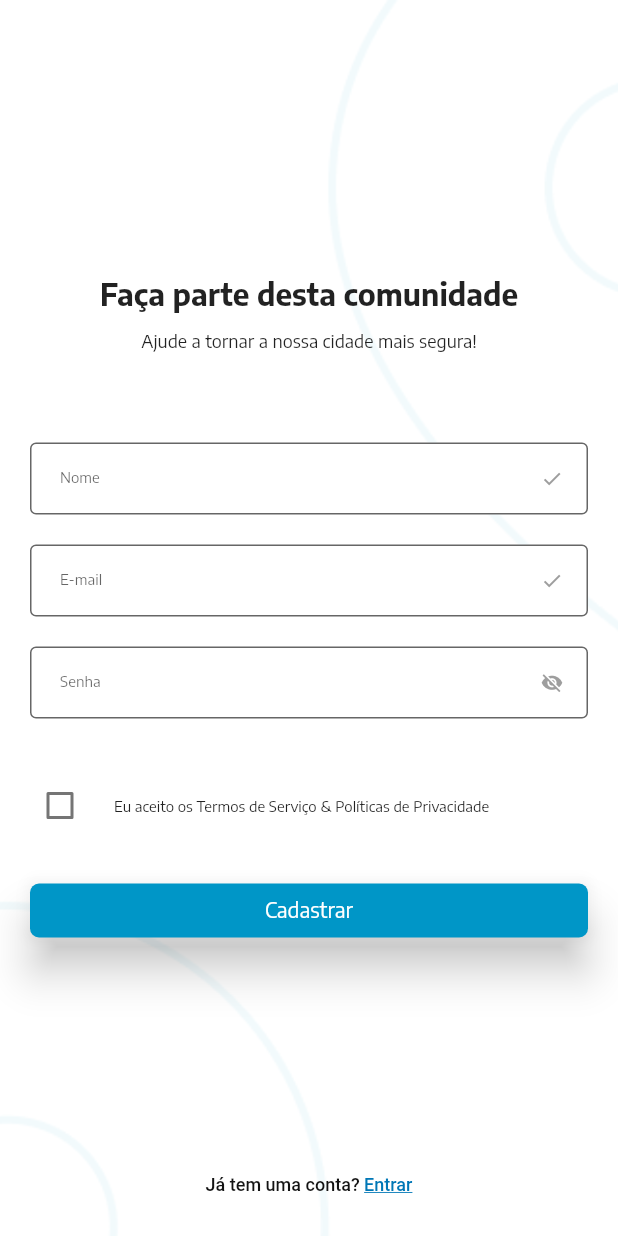
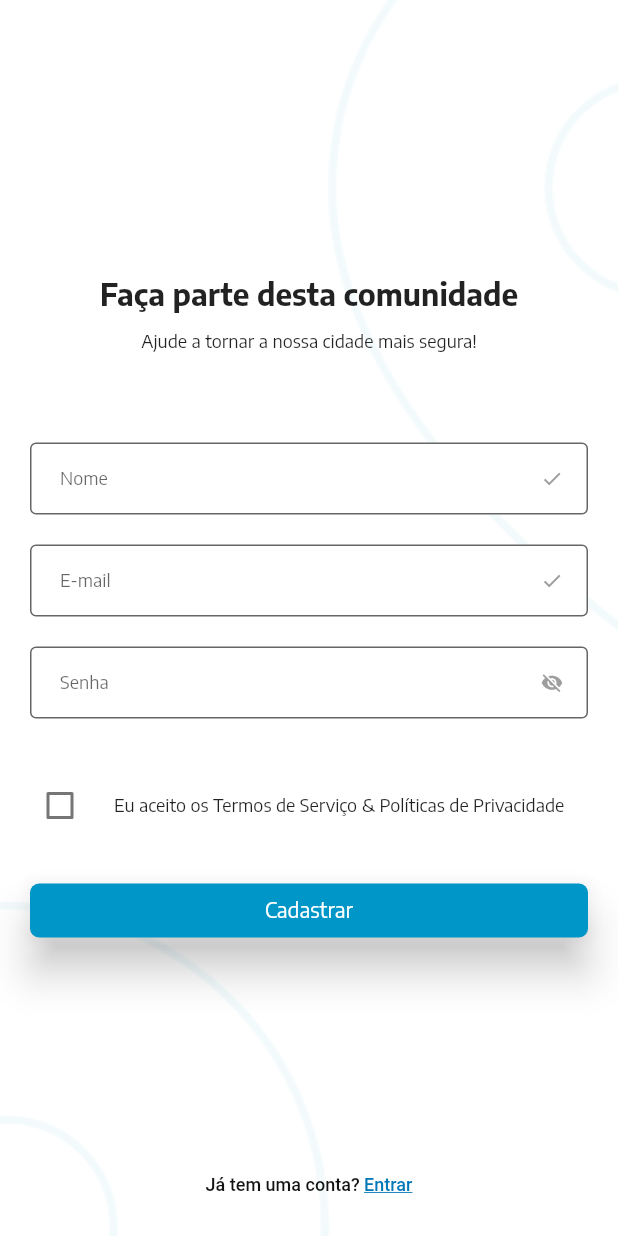
Before and after one commit to luizdebem/ponto-seguro-mobile, a Flutter app: the screen it shows after launch, after a tap on an icon or button, on a phone screen of 412 x 824 dp. Run offline on Flutter 3.47's test engine with Material 2 defaults, Android fonts, the light colour scheme and no system bars; drawn by our look-alikes of flutter_form_builder; our stand-ins replace flutter_map, latlong, toast.

Commit message:
updated auth screens font size

```diff
--- a/lib/screens/Login/LoginScreen.dart
+++ b/lib/screens/Login/LoginScreen.dart
@@ -65,7 +65,7 @@ class LoginScreen extends StatelessWidget {
                           Container(
                             padding: EdgeInsets.all(10),
                             child: FormBuilderTextField(
-                              style: TextStyle(fontSize: 10),
+                              style: TextStyle(fontSize: 12),
                               name: 'email',
                               controller: emailController,
                               keyboardType: TextInputType.emailAddress,
@@ -85,8 +85,8 @@ class LoginScreen extends StatelessWidget {
                                 ),
                                 border: OutlineInputBorder(),
                                 labelText: 'E-mail',
-                                labelStyle: TextStyle(fontSize: 10),
-                                errorStyle: TextStyle(fontSize: 10),
+                                labelStyle: TextStyle(fontSize: 12),
+                                errorStyle: TextStyle(fontSize: 12),
                                 isDense: true,
                                 contentPadding:
                                     EdgeInsets.fromLTRB(20, 10, 20, 10),
@@ -96,7 +96,7 @@ class LoginScreen extends StatelessWidget {
                           Container(
                             padding: EdgeInsets.fromLTRB(10, 10, 10, 0),
                             child: FormBuilderTextField(
-                              style: TextStyle(fontSize: 10),
+                              style: TextStyle(fontSize: 12),
                               name: 'password',
                               obscureText: true,
                               controller: passwordController,
@@ -116,8 +116,8 @@ class LoginScreen extends StatelessWidget {
                                 ),
                                 border: OutlineInputBorder(),
                                 labelText: 'Senha',
-                                labelStyle: TextStyle(fontSize: 10),
-                                errorStyle: TextStyle(fontSize: 10),
+                                labelStyle: TextStyle(fontSize: 12),
+                                errorStyle: TextStyle(fontSize: 12),
                                 isDense: true,
                                 contentPadding:
                                     EdgeInsets.fromLTRB(20, 10, 20, 10),
--- a/lib/screens/Signup/SignupScreen.dart
+++ b/lib/screens/Signup/SignupScreen.dart
@@ -67,7 +67,7 @@ class SignupScreen extends StatelessWidget {
                           Container(
                             padding: EdgeInsets.all(10),
                             child: FormBuilderTextField(
-                              style: TextStyle(fontSize: 10),
+                              style: TextStyle(fontSize: 12),
                               name: 'fullName',
                               controller: nameController,
                               keyboardType: TextInputType.name,
@@ -84,8 +84,8 @@ class SignupScreen extends StatelessWidget {
                                 ),
                                 border: OutlineInputBorder(),
                                 labelText: 'Nome',
-                                labelStyle: TextStyle(fontSize: 10),
-                                errorStyle: TextStyle(fontSize: 10),
+                                labelStyle: TextStyle(fontSize: 12),
+                                errorStyle: TextStyle(fontSize: 12),
                                 isDense: true,
                                 contentPadding:
                                     EdgeInsets.fromLTRB(20, 10, 20, 10),
@@ -95,7 +95,7 @@ class SignupScreen extends StatelessWidget {
                           Container(
                             padding: EdgeInsets.all(10),
                             child: FormBuilderTextField(
-                              style: TextStyle(fontSize: 10),
+                              style: TextStyle(fontSize: 12),
                               name: 'email',
                               controller: emailController,
                               keyboardType: TextInputType.emailAddress,
@@ -115,8 +115,8 @@ class SignupScreen extends StatelessWidget {
                                 ),
                                 border: OutlineInputBorder(),
                                 labelText: 'E-mail',
-                                labelStyle: TextStyle(fontSize: 10),
-                                errorStyle: TextStyle(fontSize: 10),
+                                labelStyle: TextStyle(fontSize: 12),
+                                errorStyle: TextStyle(fontSize: 12),
                                 isDense: true,
                                 contentPadding:
                                     EdgeInsets.fromLTRB(20, 10, 20, 10),
@@ -126,7 +126,7 @@ class SignupScreen extends StatelessWidget {
                           Container(
                             padding: EdgeInsets.fromLTRB(10, 10, 10, 0),
                             child: FormBuilderTextField(
-                              style: TextStyle(fontSize: 10),
+                              style: TextStyle(fontSize: 12),
                               name: 'password',
                               obscureText: true,
                               controller: passwordController,
@@ -146,8 +146,8 @@ class SignupScreen extends StatelessWidget {
                                 ),
                                 border: OutlineInputBorder(),
                                 labelText: 'Senha',
-                                labelStyle: TextStyle(fontSize: 10),
-                                errorStyle: TextStyle(fontSize: 10),
+                                labelStyle: TextStyle(fontSize: 12),
+                                errorStyle: TextStyle(fontSize: 12),
                                 isDense: true,
                                 contentPadding:
                                     EdgeInsets.fromLTRB(20, 10, 20, 10),
@@ -168,7 +168,7 @@ class SignupScreen extends StatelessWidget {
                                 title: Text(
                                   "Eu aceito os Termos de Serviço & Políticas de Privacidade",
                                   style: TextStyle(
-                                    fontSize: 10,
+                                    fontSize: 12,
                                   ),
                                 ),
                                 validator: FormBuilderValidators.equal(
```
